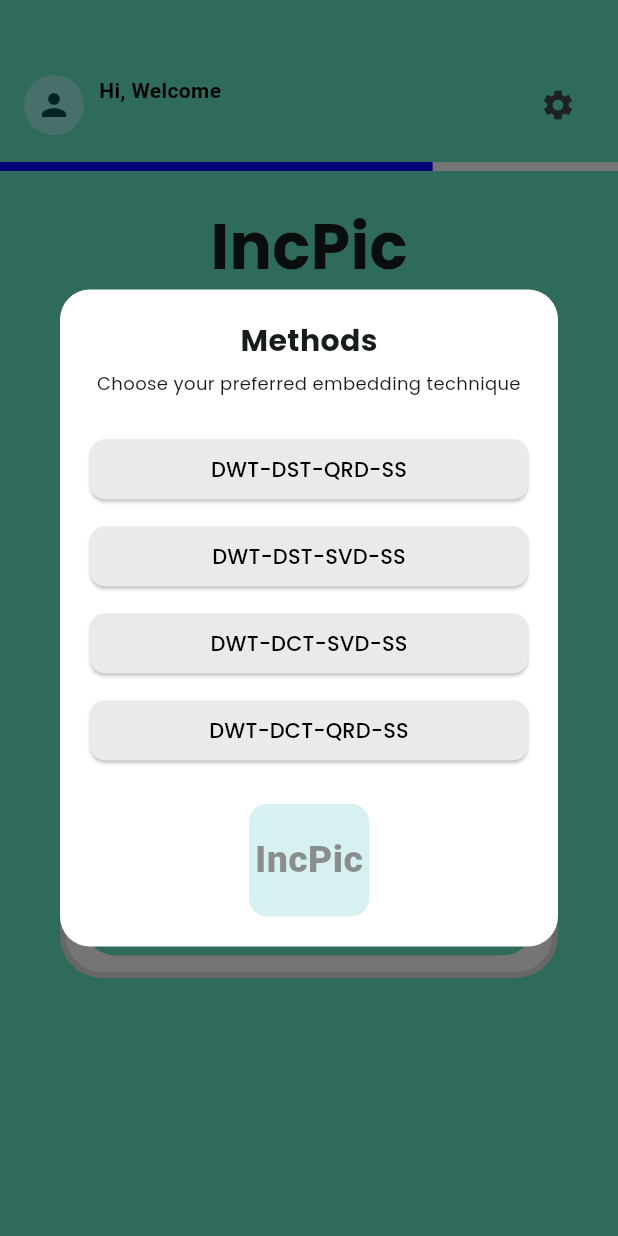
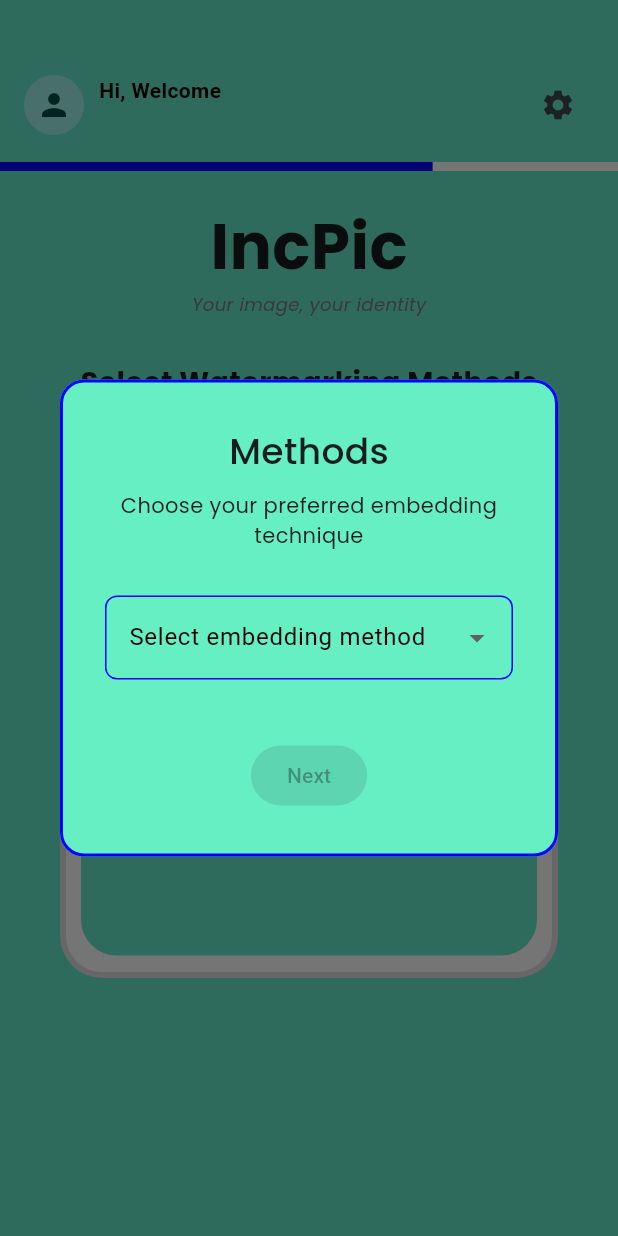
Before and after one commit to HaykalAzriel/MobApp-TA, a Flutter app: the MethodsPage screen opened directly, after a tap on "IncPic", on a phone screen of 412 x 824 dp. Run offline on Flutter 3.47's test engine with Material 3 defaults, Android fonts, the phone set to English and light mode, and no system bars; our stand-ins replace google_fonts, image_picker, permission_handler, pin_code_fields, shared_preferences, supabase_flutter; accounts and stored records are empty.

Commit message:
New update

```diff
--- a/lib/MethodsPage.dart
+++ b/lib/MethodsPage.dart
@@ -17,6 +17,12 @@ class MethodsPage extends StatefulWidget {
 class _MethodsPageState extends State<MethodsPage> {
   String? username;
   String? avatarUrl;
+
+  String? _chosenEmbedMethod;
+  String? _chosenAttack;
+  String? _chosenML;
+  String? _chosenDL;
+
   void initState() {
     super.initState();
     _fetchUserProfile();
@@ -51,108 +57,258 @@ class _MethodsPageState extends State<MethodsPage> {
 
     showDialog(
       context: context,
-      builder:
-          (_) => Dialog(
+      builder: (_) {
+        return Dialog(
+          backgroundColor: Color(0xFF67EFC4),
           shape: RoundedRectangleBorder(
-              borderRadius: BorderRadius.circular(20),
+            borderRadius: BorderRadius.circular(16),
+            side: const BorderSide(
+              color: Color(0xFF0004FF), // warna border dialog
+              width: 2, // ketebalan border
             ),
-            backgroundColor: Colors.white,
-            child: StatefulBuilder(
-              builder: (context, setState) {
-                return Container(
-                  padding: const EdgeInsets.all(20),
+          ),
+          child: Padding(
+            padding: const EdgeInsets.all(30.0),
             child: Column(
               mainAxisSize: MainAxisSize.min,
               children: [
                 Text(
                   "Methods",
                   style: GoogleFonts.poppins(
-                          fontSize: 20,
-                          fontWeight: FontWeight.bold,
+                    fontWeight: FontWeight.w500,
+                    fontSize: 24,
                   ),
                 ),
-                      const SizedBox(height: 5),
+                const SizedBox(height: 10),
                 Text(
                   "Choose your preferred embedding technique",
                   textAlign: TextAlign.center,
-                        style: GoogleFonts.poppins(fontSize: 12),
+                  style: GoogleFonts.poppins(fontSize: 14),
                 ),
-                      const SizedBox(height: 20),
-
-                      ...methods.map(
-                        (method) => Padding(
-                          padding: const EdgeInsets.symmetric(vertical: 5),
-                          child: ElevatedButton(
-                            style: ElevatedButton.styleFrom(
-                              backgroundColor:
-                                  selectedMethod == method
-                                      ? const Color(0xFF0004FF)
-                                      : const Color(0xFFEAEAEA),
-                              foregroundColor:
-                                  selectedMethod == method
-                                      ? Colors.white
-                                      : Colors.black,
-                              minimumSize: const Size.fromHeight(40),
-                              shape: RoundedRectangleBorder(
-                                borderRadius: BorderRadius.circular(10),
+                const SizedBox(height: 30),
+                // Dropdown
+                DropdownButtonFormField<String>(
+                  value: _chosenEmbedMethod,
+                  items:
+                      methods
+                          .map(
+                            (e) => DropdownMenuItem(value: e, child: Text(e)),
+                          )
+                          .toList(),
+                  onChanged: (val) => setState(() => _chosenEmbedMethod = val),
+                  decoration: InputDecoration(
+                    labelText: "Select embedding method",
+                    labelStyle: const TextStyle(
+                      color: Color.fromARGB(255, 0, 0, 0), // warna teks label
                     ),
+                    border: OutlineInputBorder(
+                      // fallback (tidak aktif)
+                      borderRadius: BorderRadius.circular(8),
+                      borderSide: const BorderSide(color: Color(0xFF0004FF)),
                     ),
-                            onPressed: () {
-                              setState(() {
-                                selectedMethod = method;
-                              });
-                            },
-                            child: Text(
-                              method,
-                              style: GoogleFonts.poppins(
-                                fontWeight: FontWeight.w500,
+                    enabledBorder: OutlineInputBorder(
+                      // saat field aktif tapi tidak fokus
+                      borderRadius: BorderRadius.circular(8),
+                      borderSide: const BorderSide(color: Color(0xFF0004FF)),
+                    ),
+                    focusedBorder: OutlineInputBorder(
+                      // saat field dalam keadaan fokus
+                      borderRadius: BorderRadius.circular(8),
+                      borderSide: const BorderSide(
+                        color: Color(0xFF0004FF),
+                        width: 2, // opsional: garis lebih tebal
                       ),
                     ),
                   ),
                 ),
+                const SizedBox(height: 40),
+                ElevatedButton(
+                  onPressed:
+                      _chosenEmbedMethod == null
+                          ? null
+                          : () {
+                            Navigator.of(context).pop();
+                            _showEvaluationDialog(context);
+                          },
+                  child: const Text("Next"),
+                  style: ElevatedButton.styleFrom(
+                    backgroundColor: const Color(0xFF0004FF),
+                    foregroundColor: Colors.white,
                   ),
+                ),
+              ],
+            ),
+          ),
+        );
+      },
+    );
+  }
 
+  // ──────────────────────────────────────────────────────────────────────────
+  // Dialog 2: pilih Attack / ML / DL
+  void _showEvaluationDialog(BuildContext context) {
+    final attackTypes = [
+      "JPEG Compression",
+      "Rotation",
+      "Horizontal Flip",
+      "Random Cropping",
+      "Uniform Scaling",
+      "Gamma Correction",
+      "Color Quantization",
+      "Noise Addition",
+      "Statistical Averaging",
+    ];
+
+    final mlModels = [
+      "Random Forest",
+      "Decision Tree",
+      "Support Vector Machine",
+      "K-Nearest Neighbors",
+    ];
+
+    final dlModels = ["CNN"];
+
+    showDialog(
+      context: context,
+      builder: (_) {
+        return Dialog(
+          backgroundColor: Color(0xFF67EFC4),
+          shape: RoundedRectangleBorder(
+            borderRadius: BorderRadius.circular(16),
+            side: const BorderSide(
+              color: Color(0xFF0004FF), // warna border dialog
+              width: 2, // ketebalan border
+            ),
+          ),
+          child: Padding(
+            padding: const EdgeInsets.all(24.0),
+            child: SingleChildScrollView(
+              child: Column(
+                mainAxisSize: MainAxisSize.min,
+                crossAxisAlignment: CrossAxisAlignment.start,
+                children: [
+                  Center(
+                    child: Text(
+                      "Methods",
+                      style: GoogleFonts.poppins(
+                        fontWeight: FontWeight.w500,
+                        fontSize: 24,
+                      ),
+                    ),
+                  ),
+                  Center(
+                    child: Text(
+                      "Select your preferred algorithm model for evaluation.",
+                      textAlign: TextAlign.center,
+                      style: GoogleFonts.poppins(fontSize: 14),
+                    ),
+                  ),
                   const SizedBox(height: 20),
 
-                      GestureDetector(
-                        onTap:
-                            selectedMethod == null
-                                ? null // jika belum pilih metode, tidak bisa lanjut
-                                : () {
-                                  Navigator.pop(context); // tutup dialog
+                  const Text("Select Attack Type :"),
+                  const SizedBox(height: 8),
+                  DropdownButtonFormField<String>(
+                    value: _chosenAttack,
+                    items:
+                        attackTypes
+                            .map(
+                              (e) => DropdownMenuItem(value: e, child: Text(e)),
+                            )
+                            .toList(),
+                    onChanged: (val) => setState(() => _chosenAttack = val),
+                    decoration: _dropdownDecoration("Attack"),
+                  ),
+                  const SizedBox(height: 16),
+
+                  const Text("Select Machine Learning :"),
+                  const SizedBox(height: 8),
+                  DropdownButtonFormField<String>(
+                    value: _chosenML,
+                    items:
+                        mlModels
+                            .map(
+                              (e) => DropdownMenuItem(value: e, child: Text(e)),
+                            )
+                            .toList(),
+                    onChanged: (val) => setState(() => _chosenML = val),
+                    decoration: _dropdownDecoration("Machine Learning"),
+                  ),
+                  const SizedBox(height: 16),
+
+                  const Text("Select Deep Learning :"),
+                  const SizedBox(height: 8),
+                  DropdownButtonFormField<String>(
+                    value: _chosenDL,
+                    items:
+                        dlModels
+                            .map(
+                              (e) => DropdownMenuItem(value: e, child: Text(e)),
+                            )
+                            .toList(),
+                    onChanged: (val) => setState(() => _chosenDL = val),
+                    decoration: _dropdownDecoration("Deep Learning"),
+                  ),
+                  const SizedBox(height: 24),
+                  Row(
+                    mainAxisAlignment: MainAxisAlignment.end,
+                    children: [
+                      TextButton(
+                        onPressed: () => Navigator.of(context).pop(),
+                        child: const Text("Cancel"),
+                      ),
+                      const SizedBox(width: 12),
+                      ElevatedButton(
+                        onPressed:
+                            (_chosenAttack != null &&
+                                    _chosenML != null &&
+                                    _chosenDL != null)
+                                ? () {
                                   Navigator.push(
                                     context,
                                     MaterialPageRoute(
                                       builder: (_) => Markitpages(),
                                     ),
                                   );
-                                },
-                        child: Opacity(
-                          opacity: selectedMethod == null ? 0.5 : 1.0,
-                          child: Container(
-                            height: 75,
-                            width: 80,
-                            decoration: BoxDecoration(
-                              color: const Color(0xFFB1E3E4),
-                              borderRadius: BorderRadius.circular(12),
-                            ),
-                            child: Center(
-                              child: Text(
-                                "IncPic",
-                                style: GoogleFonts.racingSansOne(
-                                  fontWeight: FontWeight.w900,
-                                  fontSize: 25,
+                                  ScaffoldMessenger.of(context).showSnackBar(
+                                    SnackBar(
+                                      content: Text(
+                                        "Method: $_chosenEmbedMethod, Attack: $_chosenAttack, ML: $_chosenML, DL: $_chosenDL",
                                       ),
                                     ),
-                            ),
-                          ),
+                                  );
+                                }
+                                : null,
+                        child: const Text("OK"),
+                        style: ElevatedButton.styleFrom(
+                          backgroundColor: const Color(0xFF0004FF),
+                          foregroundColor: Colors.white,
                         ),
                       ),
                     ],
                   ),
+                ],
+              ),
+            ),
+          ),
         );
       },
+    );
+  }
+
+  InputDecoration _dropdownDecoration(String label) {
+    return InputDecoration(
+      labelText: label,
+      border: OutlineInputBorder(
+        borderRadius: BorderRadius.circular(8),
+        borderSide: const BorderSide(color: Color(0xFF0004FF)),
       ),
+      enabledBorder: OutlineInputBorder(
+        borderRadius: BorderRadius.circular(8),
+        borderSide: const BorderSide(color: Color(0xFF0004FF)),
+      ),
+      focusedBorder: OutlineInputBorder(
+        borderRadius: BorderRadius.circular(8),
+        borderSide: const BorderSide(color: Color(0xFF0004FF), width: 2),
       ),
     );
   }
--- a/lib/main.dart
+++ b/lib/main.dart
@@ -1161,7 +1161,7 @@ class _MainHomePageState extends State<MainHomePage> {
 
   static final List<Widget> _pages = <Widget>[
     HostPage(),
-    WatermarkPage(sessionId: '',),
+    WatermarkPage(sessionId: ''),
     MethodsPage(),
     DownloadsPage(),
   ];
```
Lines whose indentation alone changed are shown as unchanged.
